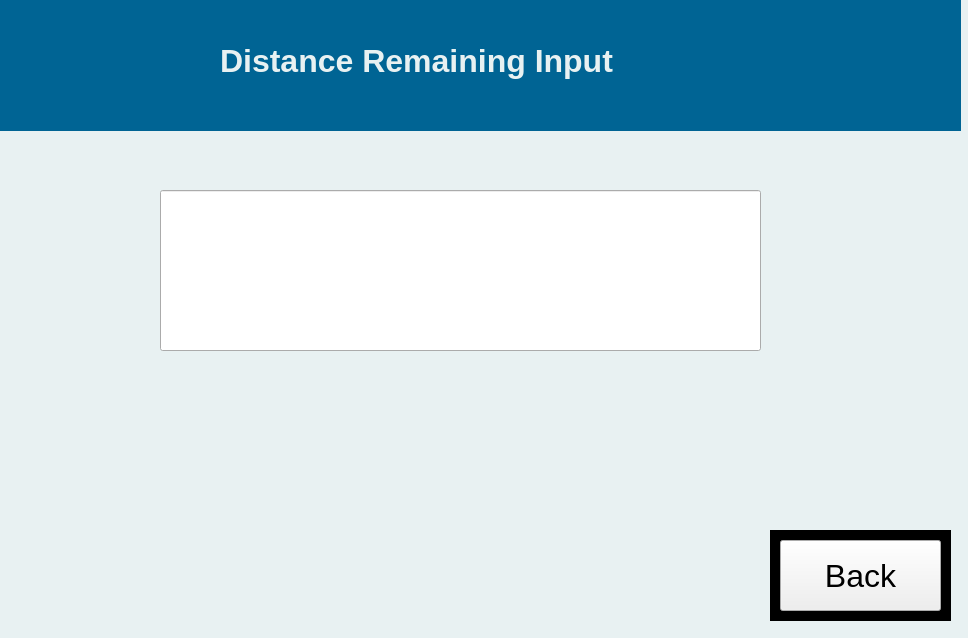
Qt form Kye/Remaining.ui (Adimaus999/Solex) before a commit.
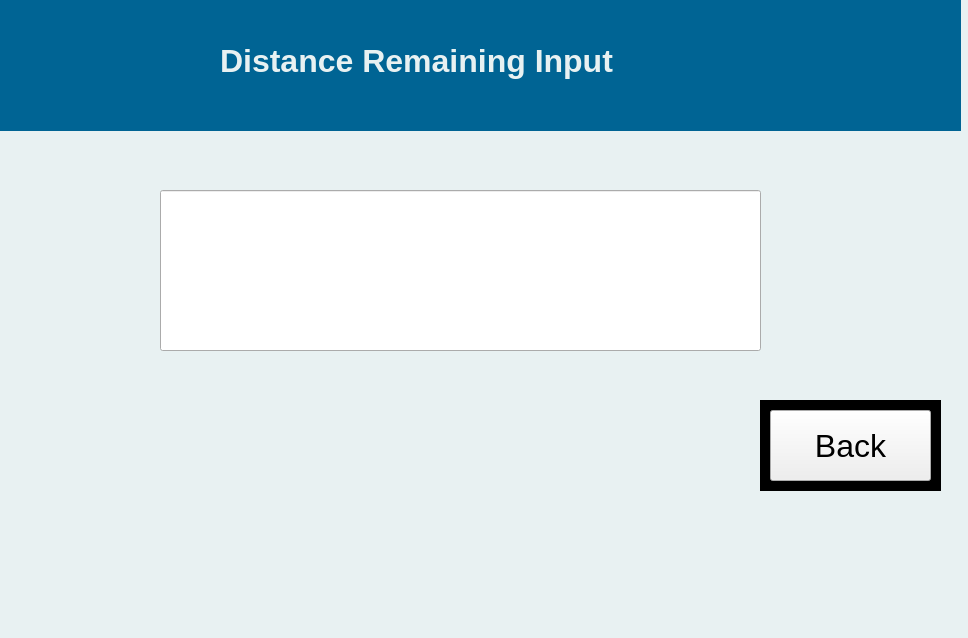
The same form after that commit.

Commit message: Remaining UI resized

Diff of the .ui file:
```diff
--- a/Kye/Remaining.ui
+++ b/Kye/Remaining.ui
@@ -984,8 +984,8 @@
   <widget class="QPushButton" name="pushButton">
    <property name="geometry">
     <rect>
-     <x>780</x>
-     <y>540</y>
+     <x>770</x>
+     <y>410</y>
      <width>161</width>
      <height>71</height>
     </rect>
@@ -1002,8 +1002,8 @@
   <widget class="QLabel" name="label_3">
    <property name="geometry">
     <rect>
-     <x>770</x>
-     <y>530</y>
+     <x>760</x>
+     <y>400</y>
      <width>181</width>
      <height>91</height>
     </rect>
```
